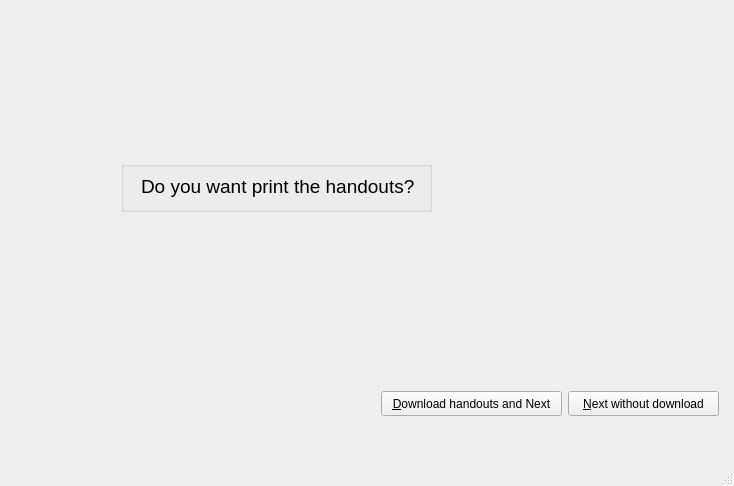
Before: the Qt Designer form portfolio/ui/mainwindow.ui in manutorres/pernambuco, drawn with Qt 5.
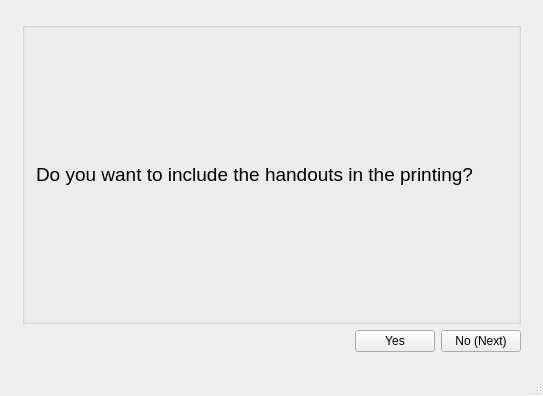
After: the same form once the commit is applied. The open tabs and pages were chosen to show the change.

Patch:
```diff
--- a/portfolio/ui/mainwindow.ui
+++ b/portfolio/ui/mainwindow.ui
@@ -6,8 +6,8 @@
    <rect>
     <x>0</x>
     <y>0</y>
-    <width>734</width>
-    <height>486</height>
+    <width>543</width>
+    <height>396</height>
    </rect>
   </property>
   <property name="windowTitle">
@@ -19,67 +19,66 @@
      <layout class="QGridLayout" name="gridLayout">
       <item row="0" column="0">
        <widget class="QStackedWidget" name="stackedWidget">
+        <property name="sizePolicy">
+         <sizepolicy hsizetype="Preferred" vsizetype="Preferred">
+          <horstretch>0</horstretch>
+          <verstretch>0</verstretch>
+         </sizepolicy>
+        </property>
         <property name="currentIndex">
          <number>0</number>
         </property>
         <widget class="QWidget" name="page">
-         <widget class="QPushButton" name="btnAccept">
-          <property name="geometry">
-           <rect>
-            <x>370</x>
-            <y>380</y>
-            <width>181</width>
-            <height>25</height>
-           </rect>
-          </property>
-          <property name="text">
-           <string>&amp;Download handouts and Next</string>
-          </property>
-         </widget>
-         <widget class="QPushButton" name="btnCancel">
-          <property name="geometry">
-           <rect>
-            <x>557</x>
-            <y>380</y>
-            <width>151</width>
-            <height>25</height>
-           </rect>
-          </property>
-          <property name="text">
-           <string>&amp;Next without download</string>
-          </property>
-         </widget>
-         <widget class="QGroupBox" name="groupBox_2">
-          <property name="geometry">
-           <rect>
-            <x>110</x>
-            <y>150</y>
-            <width>311</width>
-            <height>51</height>
-           </rect>
-          </property>
-          <property name="title">
-           <string/>
-          </property>
-          <widget class="QLabel" name="label">
-           <property name="geometry">
-            <rect>
-             <x>20</x>
-             <y>10</y>
-             <width>291</width>
-             <height>31</height>
-            </rect>
-           </property>
-           <property name="font">
-            <font>
-             <pointsize>14</pointsize>
-            </font>
-           </property>
-           <property name="text">
-            <string>Do you want print the handouts?</string>
-           </property>
-          </widget>
-         </widget>
+         <layout class="QGridLayout" name="gridLayout_4">
+          <item row="0" column="0" rowspan="2" colspan="3">
+           <widget class="QGroupBox" name="groupBox_2">
+            <property name="title">
+             <string/>
+            </property>
+            <layout class="QGridLayout" name="gridLayout_3">
+             <item row="0" column="0">
+              <widget class="QLabel" name="label">
+               <property name="font">
+                <font>
+                 <pointsize>14</pointsize>
+                </font>
+               </property>
+               <property name="text">
+                <string>Do you want to include the handouts in the printing?</string>
+               </property>
+              </widget>
+             </item>
+            </layout>
+           </widget>
+          </item>
+          <item row="2" column="2">
+           <widget class="QPushButton" name="btnCancel">
+            <property name="text">
+             <string>No (Next)</string>
+            </property>
+           </widget>
+          </item>
+          <item row="2" column="1">
+           <widget class="QPushButton" name="btnAccept">
+            <property name="text">
+             <string>Yes</string>
+            </property>
+           </widget>
+          </item>
+          <item row="2" column="0">
+           <spacer name="horizontalSpacer">
+            <property name="orientation">
+             <enum>Qt::Horizontal</enum>
+            </property>
+            <property name="sizeHint" stdset="0">
+             <size>
+              <width>40</width>
+              <height>20</height>
+             </size>
+            </property>
+           </spacer>
+          </item>
+         </layout>
         </widget>
         <widget class="QWidget" name="page_2">
          <widget class="QGroupBox" name="groupBox">
```
Left out of the diff: 40 changed lines with no effect on the pictures.
